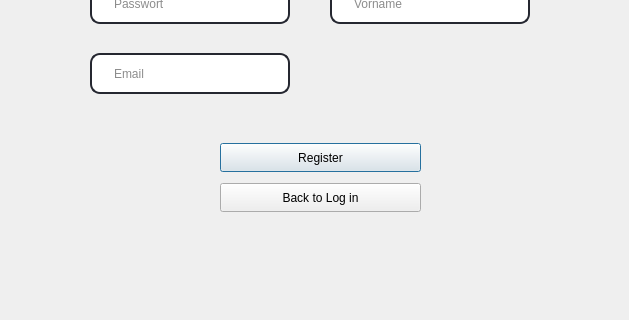
This is filmdatebank3/registerdia.ui in carlos1234532/Filmdatenbank as Qt 5 draws it before an edit; both pictures show x 0 to 629 and y 267 to 587 of the 629 by 587 pixel window. The edited form follows.
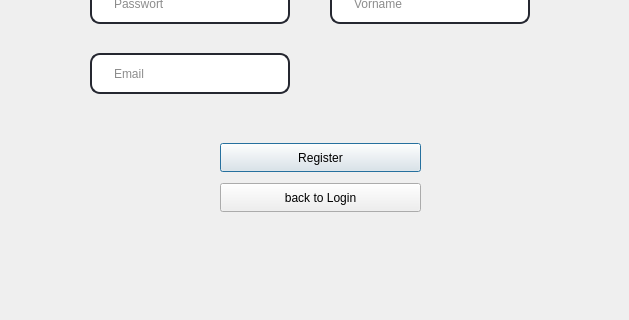
This is the edited form.

What changed in the file:
```diff
--- a/filmdatebank3/registerdia.ui
+++ b/filmdatebank3/registerdia.ui
@@ -251,7 +251,7 @@
     </rect>
    </property>
    <property name="text">
-    <string>Back to Log in</string>
+    <string>back to Login</string>
    </property>
   </widget>
  </widget>
```
